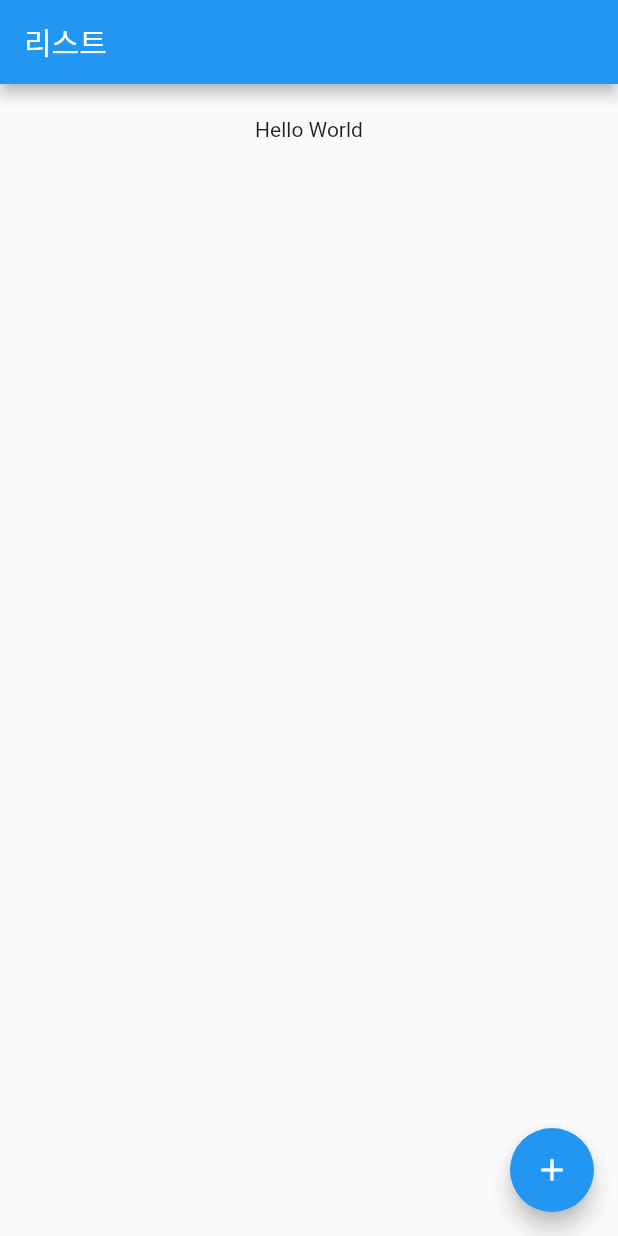
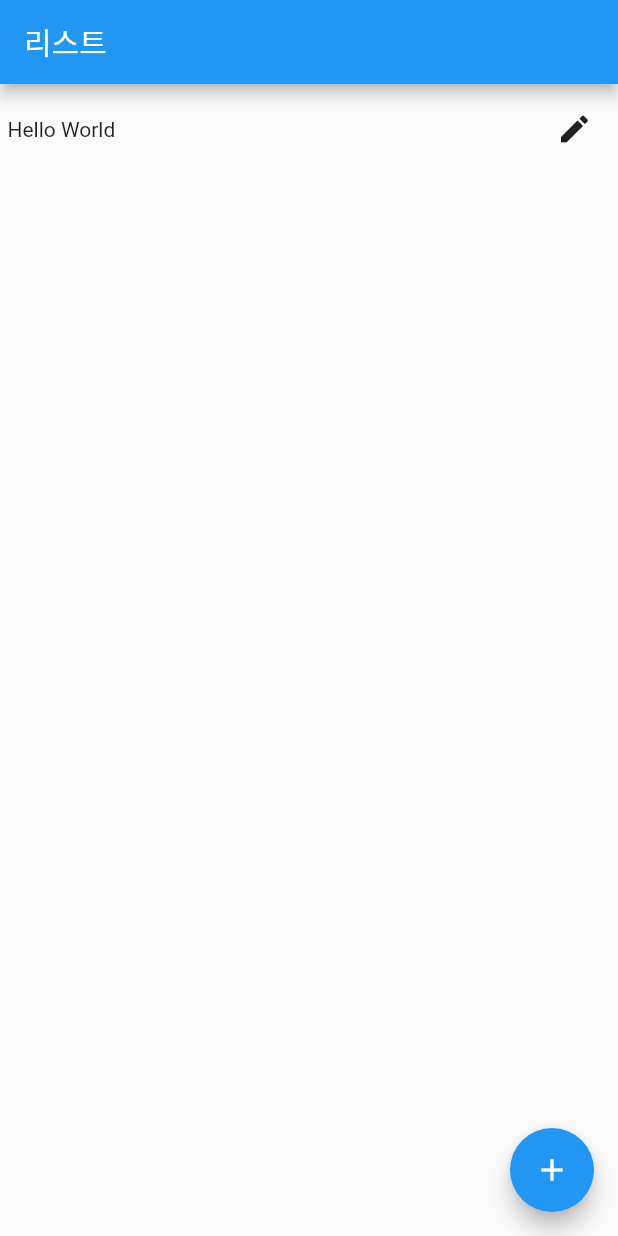
Before and after one commit to jihun-24k/simple_crud_with_flutter, a Flutter app: the screen it shows after launch, on a phone screen of 412 x 824 dp. Run offline on Flutter 3.47's test engine with Material 2 defaults, Android fonts, the phone set to English and light mode, and no system bars.

Commit message:
Edit 부분 위젯 생성

```diff
--- a/lib/page_main.dart
+++ b/lib/page_main.dart
@@ -14,6 +14,7 @@ class MainPage extends StatefulWidget{
 class MainPageState extends State<MainPage>{
 
   void _onAdd() => Navigator.pushNamed(context, CREATE_PAGE);
+  void _onEdit() => Navigator.pushNamed(context, DETAIL_PAGE);
 
   // 리스트와 추가버튼을 만든다.
   @override
@@ -27,8 +28,14 @@ class MainPageState extends State<MainPage>{
                 itemBuilder: (BuildContext context, int idx){
                   return Container(
                     height: 50,
-                    child: Center(
-                      child: Text(simpleState.cruds[idx].title),
+                    child: Row(
+                      mainAxisAlignment: MainAxisAlignment.spaceBetween,
+                      children: [
+                        Text(simpleState.cruds[idx].title),
+                        IconButton(
+                          icon: Icon(Icons.edit),
+                          onPressed: () => {_onEdit()}),
+                      ],
                     ),
                   );
                 })),
--- a/lib/page_route.dart
+++ b/lib/page_route.dart
@@ -27,7 +27,7 @@ class StateList extends StatelessWidget{
       routes: {
         ROOT_PAGE: (context) => MainPage(),
         CREATE_PAGE: (context) => CreatePage(),
-        //DETAIL_PAGE: (context) => DetailPage(),
+        DETAIL_PAGE: (context) => DetailPage(),
       },
     );
   }
```
Also changed, not shown: lib/page_detail.dart (+20 -0 lines).
